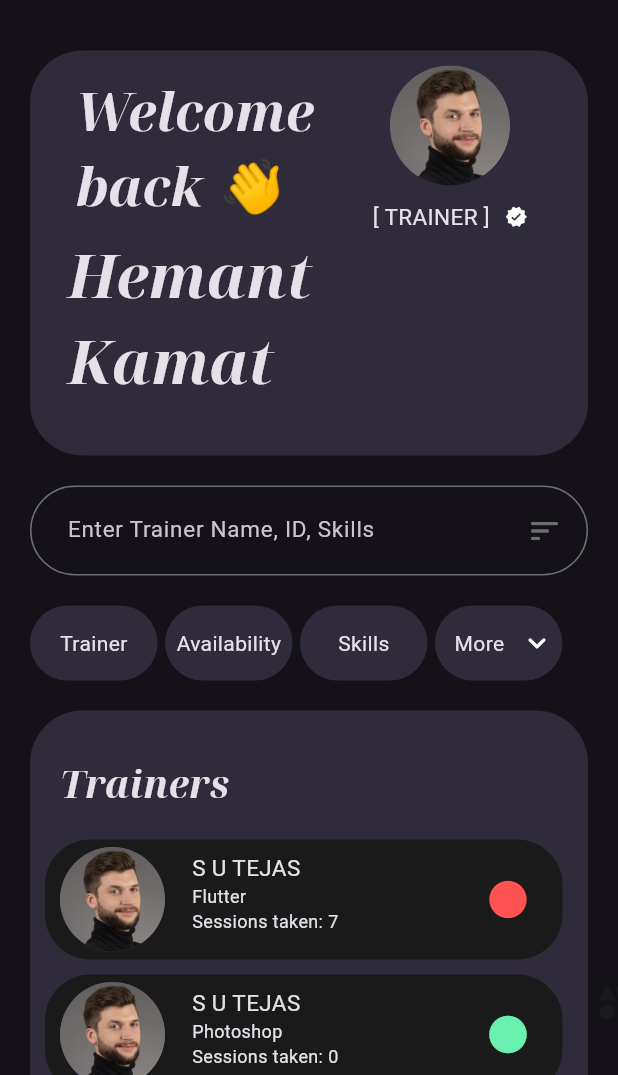
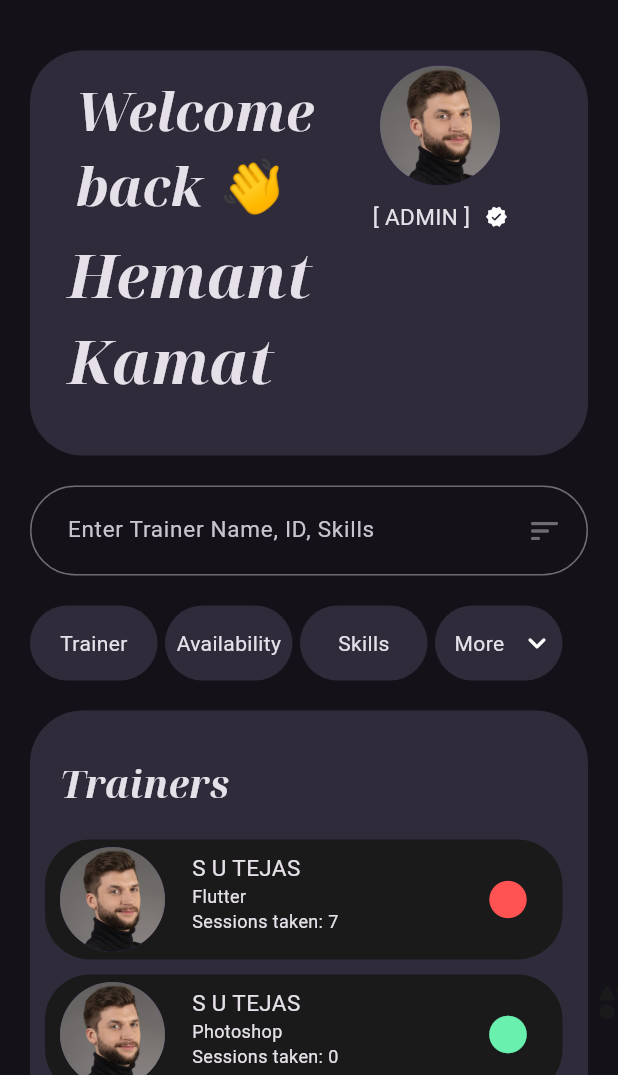
Before and after one commit to Adithya-sharma1316/mentor_map, a Flutter app: the HomePageAdmin screen opened directly, on a phone screen of 412 x 824 dp, the part 161-1236 px from its top. Run offline on Flutter 3.47's test engine with Material 3 defaults, Android fonts, the phone set to English and light mode, and no system bars; our stand-ins replace flutter_speed_dial, google_fonts, lottie.

Commit message:
Minor Changes

```diff
--- a/lib/pages/home_page_admin.dart
+++ b/lib/pages/home_page_admin.dart
@@ -49,7 +49,7 @@ class HomePageAdmin extends StatelessWidget {
             ),
             const WelcomeCard(
               verified: Icons.verified_rounded,
-              jobTitle: 'TRAINER',
+              jobTitle: 'ADMIN',
               profilePath: 'assets/images/person1.png',
               fname: 'Hemant',
               lname: 'Kamat',
```
